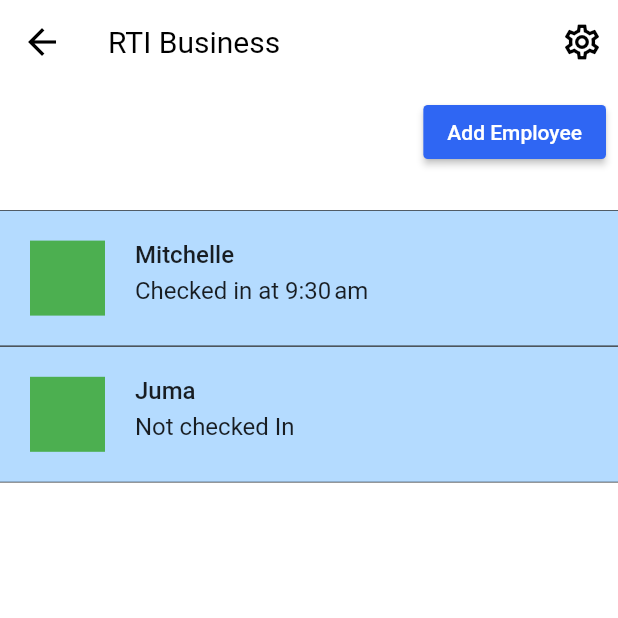
After one commit to isaacclinton/check_in, a Flutter app: the EmployerHomePage screen opened directly, after a tap on "RTI", on a phone screen of 412 x 824 dp, the top half of it. The commit adds this screen. Run offline on Flutter 3.47's test engine with Material 2 defaults, Android fonts, the phone set to English and light mode, and no system bars; missing offline and left inert: flutter_verification_code_field.

Commit message:
Added business_page

```diff
--- /dev/null
+++ b/lib/business_page/business_page.dart
@@ -0,0 +1 @@
+export 'view/view.dart';
--- /dev/null
+++ b/lib/business_page/view/business_page.dart
@@ -0,0 +1,159 @@
+import 'package:check_in/widgets/custom_button.dart';
+import 'package:flutter/material.dart';
+import 'package:intl/intl.dart';
+
+final class EmployeeStatus {
+  const EmployeeStatus({
+    required this.name,
+    this.timeCheckedIn,
+    this.avatarUrl,
+  });
+
+  final String name;
+  final DateTime? timeCheckedIn;
+  final String? avatarUrl;
+}
+
+final statuses = <EmployeeStatus>[
+  EmployeeStatus(
+      name: "Mitchelle",
+      timeCheckedIn: DateTime.now().copyWith(
+        hour: 9,
+        minute: 30,
+      )),
+  const EmployeeStatus(
+    name: "Juma",
+    timeCheckedIn: null,
+  ),
+];
+
+class BusinessPage extends StatelessWidget {
+  const BusinessPage({super.key});
+
+  @override
+  Widget build(BuildContext context) {
+    final size = MediaQuery.of(context).size;
+    return SizedBox(
+      height: size.height,
+      width: size.width,
+      child: Scaffold(
+        backgroundColor: Colors.white,
+        appBar: AppBar(
+          iconTheme: const IconThemeData(
+            color: Colors.black,
+            size: 28,
+          ),
+          backgroundColor: Colors.white,
+          titleTextStyle: const TextStyle(
+            color: Colors.black,
+            fontSize: 20,
+          ),
+          elevation: 0,
+          actions: [
+            IconButton(
+              onPressed: () {},
+              icon: const Icon(
+                Icons.settings_outlined,
+              ),
+            ),
+          ],
+          title: const Text("RTI Business"),
+        ),
+        body: Column(
+          children: [
+            Align(
+              alignment: Alignment.topRight,
+              child: Padding(
+                padding: const EdgeInsets.all(8.0),
+                child: CustomButton(
+                  "Add Employee",
+                  onPressed: () {},
+                ),
+              ),
+            ),
+            const SizedBox(height: 20),
+            Expanded(
+              child: ListView(
+                children: [
+                  ...statuses.map((status) => EmployeeStatusCard(status))
+                ],
+              ),
+            ),
+          ],
+        ),
+      ),
+    );
+  }
+}
+
+class EmployeeStatusCard extends StatelessWidget {
+  const EmployeeStatusCard(
+    this.status, {
+    super.key,
+  });
+
+  final EmployeeStatus status;
+
+  @override
+  Widget build(BuildContext context) {
+    return InkWell(
+      onTap: () {},
+      child: Container(
+        padding: const EdgeInsets.symmetric(
+          horizontal: 20,
+          vertical: 20,
+        ),
+        decoration: const BoxDecoration(
+          color: Color(0xFFB4DBFF),
+          border: Border.symmetric(
+            horizontal: BorderSide(
+              width: 0.4,
+            ),
+          ),
+        ),
+        child: Row(
+          crossAxisAlignment: CrossAxisAlignment.start,
+          children: [
+            Container(
+              width: 50,
+              height: 50,
+              color: Colors.green,
+            ),
+            const SizedBox(width: 20),
+            Expanded(
+              child: Column(
+                crossAxisAlignment: CrossAxisAlignment.start,
+                children: [
+                  Text(
+                    status.name,
+                    style: const TextStyle(
+                      fontSize: 16,
+                      fontWeight: FontWeight.w500,
+                    ),
+                  ),
+                  const SizedBox(height: 5),
+                  Text(
+                    status.checkedInText,
+                    style: const TextStyle(
+                      fontSize: 16,
+                    ),
+                  ),
+                ],
+              ),
+            ),
+          ],
+        ),
+      ),
+    );
+  }
+}
+
+extension on EmployeeStatus {
+  String get checkedInText {
+    if (timeCheckedIn == null) {
+      return "Not checked In";
+    }
+    final formatter = DateFormat('jm');
+    return "Checked in at ${formatter.format(timeCheckedIn!).toLowerCase()}";
+  }
+}
--- /dev/null
+++ b/lib/business_page/view/view.dart
@@ -0,0 +1 @@
+export 'business_page.dart';
--- a/lib/employer_home_page/view/employer_home_page.dart
+++ b/lib/employer_home_page/view/employer_home_page.dart
@@ -1,3 +1,4 @@
+import 'package:check_in/business_page/business_page.dart';
 import 'package:flutter/material.dart';
 
 class BusinessCheckInStatus {
@@ -105,7 +106,16 @@ class EmployerHomePage extends StatelessWidget {
             child: ListView(
               children: [
                 ...statuses.map(
-                  (status) => BusinessCheckInStatusCard(status: status),
+                  (status) => BusinessCheckInStatusCard(
+                    status: status,
+                    onTap: () {
+                      Navigator.of(context).push(
+                        MaterialPageRoute(builder: (context) {
+                          return const BusinessPage();
+                        }),
+                      );
+                    },
+                  ),
                 ),
               ],
             ),
@@ -150,13 +160,17 @@ class BusinessCheckInStatusCard extends StatelessWidget {
   const BusinessCheckInStatusCard({
     super.key,
     required this.status,
+    this.onTap,
   });
 
   final BusinessCheckInStatus status;
+  final void Function()? onTap;
 
   @override
   Widget build(BuildContext context) {
-    return Container(
+    return InkWell(
+      onTap: onTap,
+      child: Container(
         margin: const EdgeInsets.only(top: 25),
         padding: const EdgeInsets.symmetric(
           vertical: 30,
@@ -186,6 +200,7 @@ class BusinessCheckInStatusCard extends StatelessWidget {
             ),
           ],
         ),
+      ),
     );
   }
 }
--- a/pubspec.yaml
+++ b/pubspec.yaml
@@ -15,6 +15,7 @@ dependencies:
   cupertino_icons: ^1.0.2
   flutter_hooks: ^0.20.3
   flutter_verification_code_field: ^1.0.3
+  intl: ^0.18.1
 
 dev_dependencies:
   flutter_test:
```
Also changed, not shown: pubspec.lock. Lines whose indentation alone changed are shown as unchanged.
